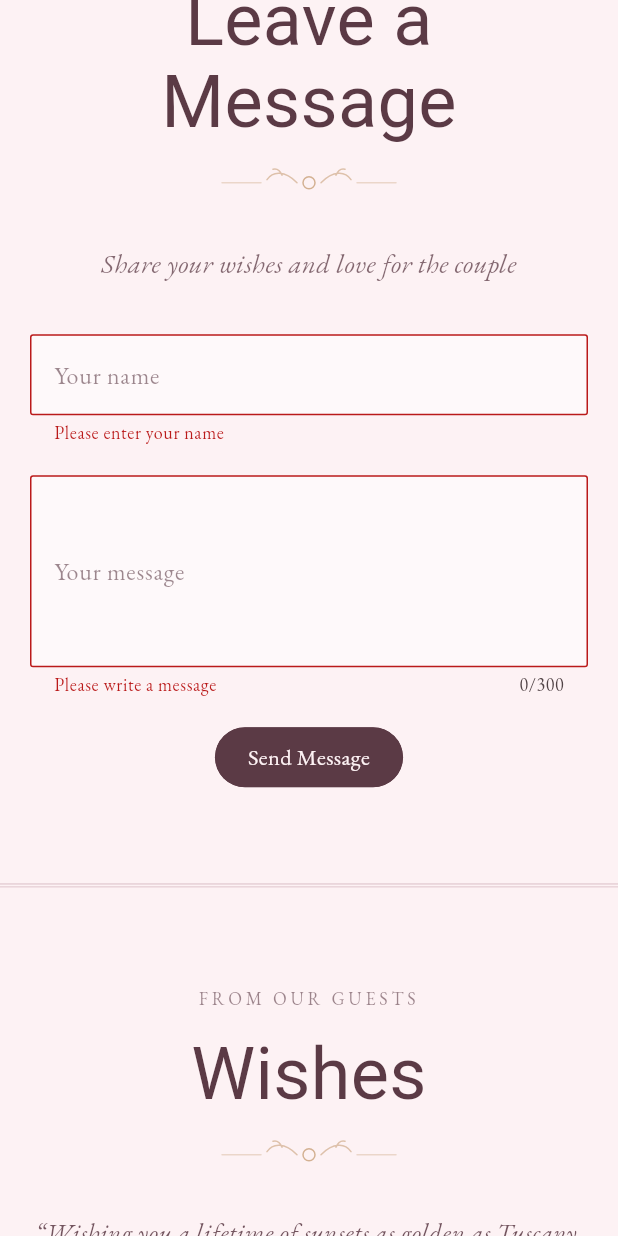
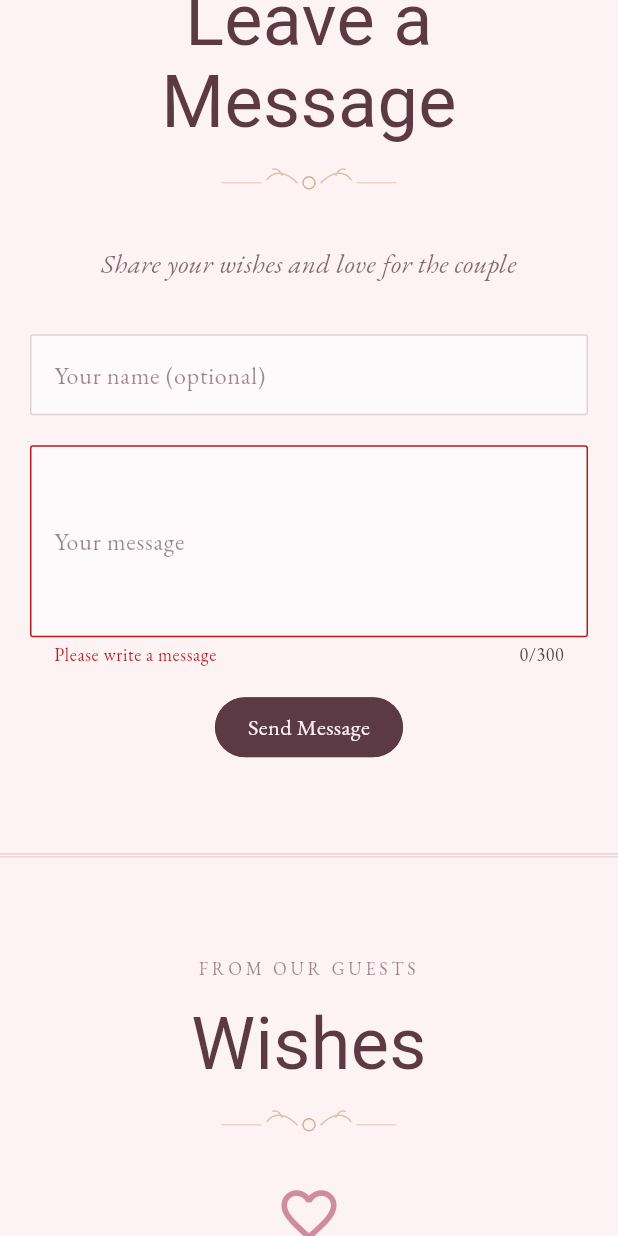
Before and after one commit to michaelosama39/wedding_invitation, a Flutter app: the InvitationPage screen opened directly, scrolled down 2880 dp, after a tap on "Send Message", on a phone screen of 412 x 824 dp. Run offline on Flutter 3.47's test engine with Material 3 defaults, Android fonts, the phone set to English and light mode, and no system bars; our stand-ins replace audioplayers, carousel_slider, cloud_firestore, firebase_core, google_fonts; accounts and stored records are empty; Roboto replaces fonts that are missing (Pinyon Script).

Commit message:
Integrate Firebase for guest wishes functionality and configure Firestore rules

```diff
--- /dev/null
+++ b/firestore.indexes.json
@@ -0,0 +1,4 @@
+{
+  "indexes": [],
+  "fieldOverrides": []
+}
--- a/lib/data/wedding_data.dart
+++ b/lib/data/wedding_data.dart
@@ -35,13 +35,7 @@ class WeddingData {
     ),
   ];
 
-  static const initialWishes = <Wish>[
-    Wish(
-      'Elena',
-      'Wishing you a lifetime of sunsets as golden as Tuscany. Cin cin!',
-    ),
-    Wish('Luca', 'Can\'t wait to dance under the pergola with you both.'),
-  ];
+  static const initialWishes = <Wish>[];
 }
 
 /// Optional media files — see assets/README.md.
--- a/lib/main.dart
+++ b/lib/main.dart
@@ -1,10 +1,16 @@
+import 'package:firebase_core/firebase_core.dart';
 import 'package:flutter/material.dart';
 
+import 'firebase_options.dart';
 import 'screens/envelope_screen.dart';
 import 'screens/invitation_page.dart';
 import 'theme.dart';
 
-void main() => runApp(const WeddingApp());
+Future<void> main() async {
+  WidgetsFlutterBinding.ensureInitialized();
+  await Firebase.initializeApp(options: DefaultFirebaseOptions.currentPlatform);
+  runApp(const WeddingApp());
+}
 
 class WeddingApp extends StatelessWidget {
   const WeddingApp({super.key});
--- a/lib/widgets/rsvp_section.dart
+++ b/lib/widgets/rsvp_section.dart
@@ -1,12 +1,54 @@
+import 'dart:async';
+
+import 'package:cloud_firestore/cloud_firestore.dart';
 import 'package:flutter/material.dart';
 import '../data/wedding_data.dart';
 import '../theme.dart';
 import '../data/common.dart';
 
+/// Live list of guest wishes, backed by the Firestore `wishes` collection.
+///
+/// Starts from [WeddingData.initialWishes] (currently empty, so the Wishes
+/// section shows its empty state) until the first snapshot arrives.
 class WishesController extends ValueNotifier<List<Wish>> {
-  WishesController() : super(List.of(WeddingData.initialWishes));
+  WishesController() : super(List.of(WeddingData.initialWishes)) {
+    _sub = _collection
+        .orderBy('createdAt', descending: true)
+        .limit(200)
+        .snapshots()
+        .listen(
+          _onSnapshot,
+          onError: (Object e) => debugPrint('Wishes stream error: $e'),
+        );
+  }
 
-  void add(Wish wish) => value = [wish, ...value];
+  static final _collection = FirebaseFirestore.instance.collection('wishes');
+  late final StreamSubscription<QuerySnapshot<Map<String, dynamic>>> _sub;
+
+  void _onSnapshot(QuerySnapshot<Map<String, dynamic>> snap) {
+    final wishes = [
+      for (final doc in snap.docs)
+        Wish(
+          doc.data()['name'] as String? ?? '',
+          doc.data()['message'] as String? ?? '',
+        ),
+    ];
+    value = wishes.isEmpty ? List.of(WeddingData.initialWishes) : wishes;
+  }
+
+  /// Saves a wish. The live stream shows it right away (local write); the
+  /// returned future completes once the server has accepted it.
+  Future<void> add(Wish wish) => _collection.add({
+    'name': wish.name,
+    'message': wish.message,
+    'createdAt': FieldValue.serverTimestamp(),
+  });
+
+  @override
+  void dispose() {
+    _sub.cancel();
+    super.dispose();
+  }
 }
 
 class RsvpSection extends StatefulWidget {
@@ -22,6 +64,7 @@ class _RsvpSectionState extends State<RsvpSection> {
   final _name = TextEditingController();
   final _message = TextEditingController();
   bool _sent = false;
+  bool _sending = false;
   String _sentName = '';
 
   @override
@@ -31,14 +74,31 @@ class _RsvpSectionState extends State<RsvpSection> {
     super.dispose();
   }
 
-  void _submit() {
-    if (!_form.currentState!.validate()) return;
-    widget.wishes.add(Wish(_name.text.trim(), _message.text.trim()));
-    setState(() {
-      _sentName = _name.text.trim();
-      _sent = true;
-    });
-    _message.clear();
+  Future<void> _submit() async {
+    if (_sending || !_form.currentState!.validate()) return;
+    final name = _name.text.trim();
+    setState(() => _sending = true);
+    try {
+      await widget.wishes.add(Wish(name, _message.text.trim()));
+      if (!mounted) return;
+      setState(() {
+        _sentName = name;
+        _sent = true;
+      });
+      _message.clear();
+    } catch (e) {
+      debugPrint('Failed to send wish: $e');
+      if (!mounted) return;
+      ScaffoldMessenger.of(context).showSnackBar(
+        const SnackBar(
+          content: Text(
+            'Sorry, your message could not be sent. Please try again.',
+          ),
+        ),
+      );
+    } finally {
+      if (mounted) setState(() => _sending = false);
+    }
   }
 
   @override
@@ -77,7 +137,7 @@ class _RsvpSectionState extends State<RsvpSection> {
     key: const ValueKey('thanks'),
     children: [
       Text(
-        'Thank you, $_sentName',
+        _sentName.isEmpty ? 'Thank you' : 'Thank you, $_sentName',
         textAlign: TextAlign.center,
         style: AppText.script(context.isNarrow ? 36 : 44),
       ),
@@ -104,9 +164,10 @@ class _RsvpSectionState extends State<RsvpSection> {
         TextFormField(
           controller: _name,
           style: AppText.body(17, height: 1.3),
-          decoration: const InputDecoration(labelText: 'Your name'),
-          validator: (v) =>
-              (v == null || v.trim().isEmpty) ? 'Please enter your name' : null,
+          decoration: const InputDecoration(labelText: 'Your name (optional)'),
+          validator: (v) => (v != null && v.trim().length > 60)
+              ? 'Please use 60 characters or fewer'
+              : null,
         ),
         const SizedBox(height: 20),
         TextFormField(
@@ -121,9 +182,9 @@ class _RsvpSectionState extends State<RsvpSection> {
         const SizedBox(height: 20),
         Center(
           child: PillButton(
-            label: 'Send Message',
+            label: _sending ? 'Sending…' : 'Send Message',
             filled: true,
-            onPressed: _submit,
+            onPressed: _sending ? null : _submit,
           ),
         ),
       ],
--- a/lib/widgets/wishes_section.dart
+++ b/lib/widgets/wishes_section.dart
@@ -18,7 +18,9 @@ class WishesSection extends StatelessWidget {
           ),
           ValueListenableBuilder<List<Wish>>(
             valueListenable: wishes,
-            builder: (_, list, _) => Column(
+            builder: (_, list, _) => list.isEmpty
+                ? _emptyState(context)
+                : Column(
                     children: [
                       for (final w in list)
                         Padding(
@@ -37,7 +39,7 @@ class WishesSection extends StatelessWidget {
                               ),
                               const SizedBox(height: 6),
                               Text(
-                          '— ${w.name.toUpperCase()}',
+                                '— ${w.name.isEmpty ? 'A GUEST' : w.name.toUpperCase()}',
                                 style: AppText.label(12),
                               ),
                             ],
@@ -50,4 +52,33 @@ class WishesSection extends StatelessWidget {
       ),
     );
   }
+
+  Widget _emptyState(BuildContext context) => Padding(
+    padding: const EdgeInsets.only(bottom: 12),
+    child: Column(
+      children: [
+        Icon(
+          Icons.favorite_border_rounded,
+          size: context.isNarrow ? 44 : 52,
+          color: AppColors.roseDark,
+        ),
+        const SizedBox(height: 16),
+        Text(
+          'No wishes yet',
+          textAlign: TextAlign.center,
+          style: AppText.script(context.isNarrow ? 30 : 36),
+        ),
+        const SizedBox(height: 6),
+        Text(
+          'Be the first to leave a message for the couple.',
+          textAlign: TextAlign.center,
+          style: AppText.body(
+            context.isNarrow ? 17 : 19,
+            color: AppColors.ink(0.75),
+            style: FontStyle.italic,
+          ),
+        ),
+      ],
+    ),
+  );
 }
--- a/pubspec.yaml
+++ b/pubspec.yaml
@@ -39,6 +39,8 @@ dependencies:
   audioplayers: ^6.7.1
   carousel_slider: ^5.1.2
   web: ^1.1.1
+  firebase_core: ^5.1.0
+  cloud_firestore: ^7.1.0
 
 dev_dependencies:
   flutter_test:
```
Also changed, not shown: firebase.json (added), lib/firebase_options.dart (added), pubspec.lock, 5 other files. Lines whose indentation alone changed are shown as unchanged.
